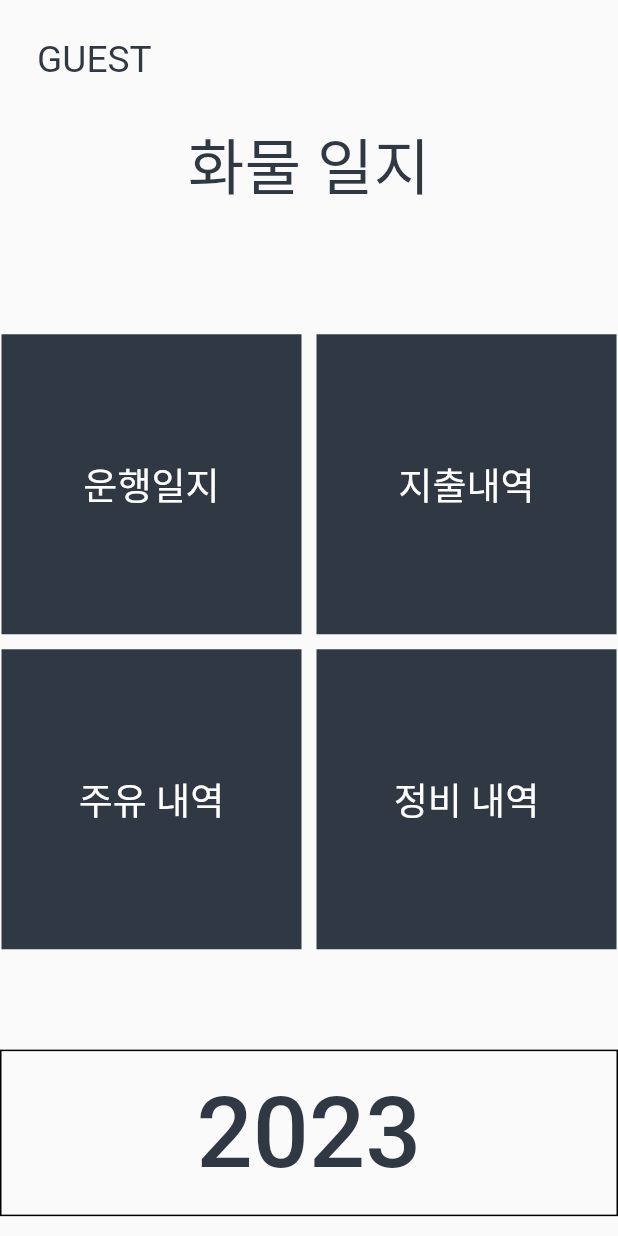
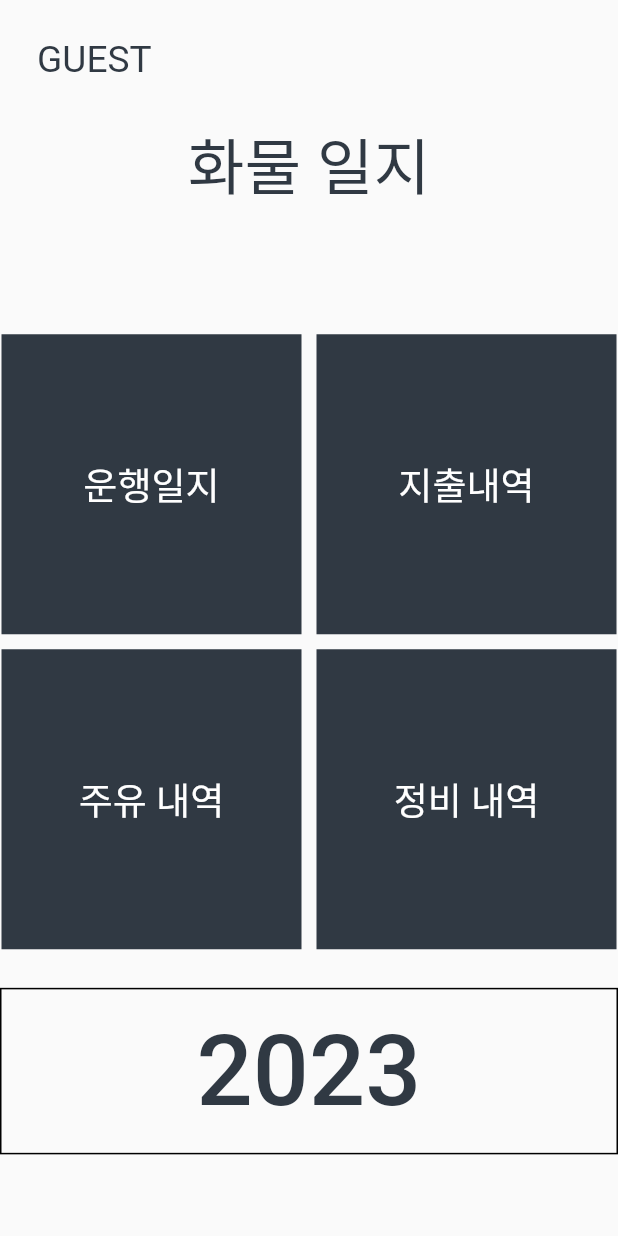
Before and after one commit to jun-young1993/freight-ui, a Flutter app: the HomeScreen screen opened by its route, on a phone screen of 412 x 824 dp. Run offline on Flutter 3.47's test engine with Material 2 defaults, Android fonts, the phone set to English and light mode, and no system bars; our stand-ins replace flutter_bloc, flutter_dotenv, flutter_secure_storage, flutter_svg, syncfusion_flutter_datepicker; missing offline and left inert: dart:ffi, excel; accounts and stored records are empty.

Commit message:
home size refector

```diff
--- a/lib/ui/screen/home/home.dart
+++ b/lib/ui/screen/home/home.dart
@@ -47,7 +47,7 @@ class _HomeScreenState extends State<HomeScreen> {
                 _buildTitle(),
                 _buildMenus(AppRouteMap.getShowMenu()),
                 SizedBox(
-                  height: screenHeight * 0.08,
+                  height: screenHeight * 0.03,
                 ),
                 _buildYear()
               ],
@@ -109,7 +109,7 @@ class _HomeScreenState extends State<HomeScreen> {
   Widget _buildMenu(Routes route){
     double screenHeight = MediaQuery.of(context).size.height;
     return Container(
-      padding: const EdgeInsets.all(8),
+      padding: const EdgeInsets.all(6),
       decoration: const BoxDecoration(
         color: AppColors.black
       ),
```
